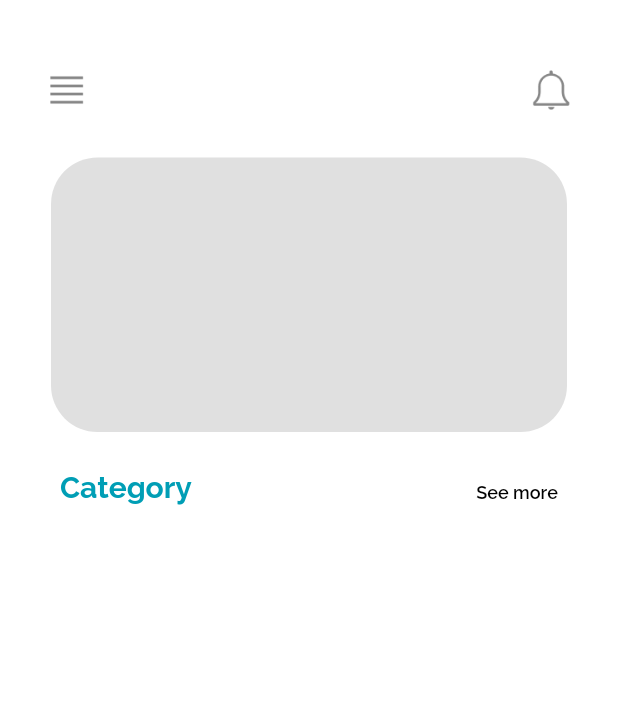
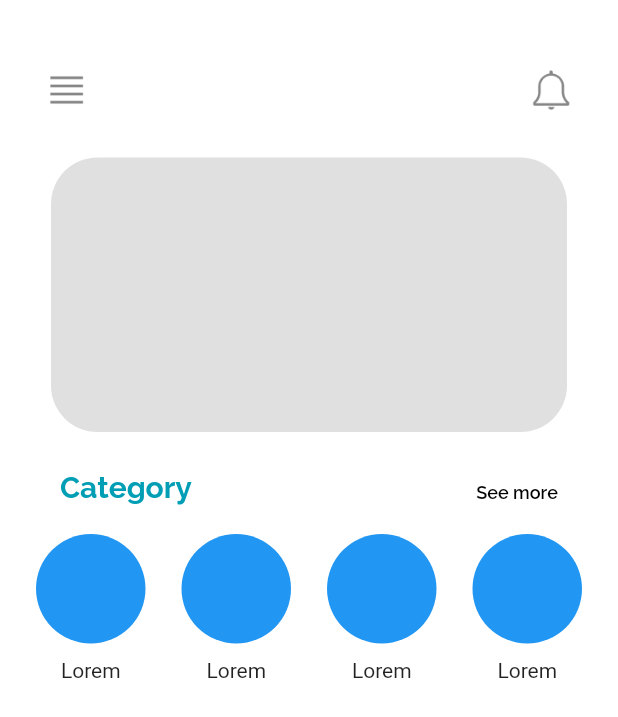
Before and after one commit to TeepaponChoak/Oceanpal, a Flutter app: the Mainpage screen opened directly, on a phone screen of 412 x 824 dp. Shown: the top 717 px of the screen. Run offline on Flutter 3.47's test engine with Material 2 defaults, Android fonts, the phone set to English and light mode, and no system bars.

Commit message:
circle_category

```diff
--- a/lib/home.dart
+++ b/lib/home.dart
@@ -101,13 +101,109 @@ class Mainpage extends StatelessWidget {
                     ),
                   ),
                 ),
+
               ],
+
             ),
 
           ),
 
           // Other widgets in the column
           // ...
+
+          Padding(
+  padding: EdgeInsets.only(top: 20),
+        child:  Row(
+  mainAxisAlignment: MainAxisAlignment.spaceEvenly,
+  children: [
+    DecoratedBox(
+      decoration: BoxDecoration(
+        shape: BoxShape.circle,
+        color: Colors.blue,
+      ),
+      child: SizedBox(
+        width: 73,
+        height: 73,
+
+
+      ),
+    ),
+    DecoratedBox(
+      decoration: BoxDecoration(
+        shape: BoxShape.circle,
+        color: Colors.blue,
+      ),
+      child: SizedBox(
+        width: 73,
+        height: 73,
+
+
+      ),
+    ),
+    DecoratedBox(
+      decoration: BoxDecoration(
+        shape: BoxShape.circle,
+        color: Colors.blue,
+      ),
+      child: SizedBox(
+        width: 73,
+        height: 73,
+
+
+      ),
+    ),
+    DecoratedBox(
+      decoration: BoxDecoration(
+        shape: BoxShape.circle,
+        color: Colors.blue,
+      ),
+      child: SizedBox(
+        width: 73,
+        height: 73,
+
+
+      ),
+    ),
+  ],
+
+),
+          ),
+           Padding(
+  padding: EdgeInsets.only(top: 10),
+  child: Row(
+    mainAxisAlignment: MainAxisAlignment.spaceEvenly,
+    children: [
+      Container(
+        width: 73,
+        child: Text(
+          "Lorem",
+          textAlign: TextAlign.center,
+        ),
+      ),
+      Container(
+        width: 73,
+        child: Text(
+          "Lorem",
+          textAlign: TextAlign.center,
+        ),
+      ),
+      Container(
+        width: 73,
+        child: Text(
+          "Lorem",
+          textAlign: TextAlign.center,
+        ),
+      ),
+      Container(
+        width: 73,
+        child: Text(
+          "Lorem",
+          textAlign: TextAlign.center,
+        ),
+      ),
+    ],
+  ),
+),
         ],
       ),
     );
```
